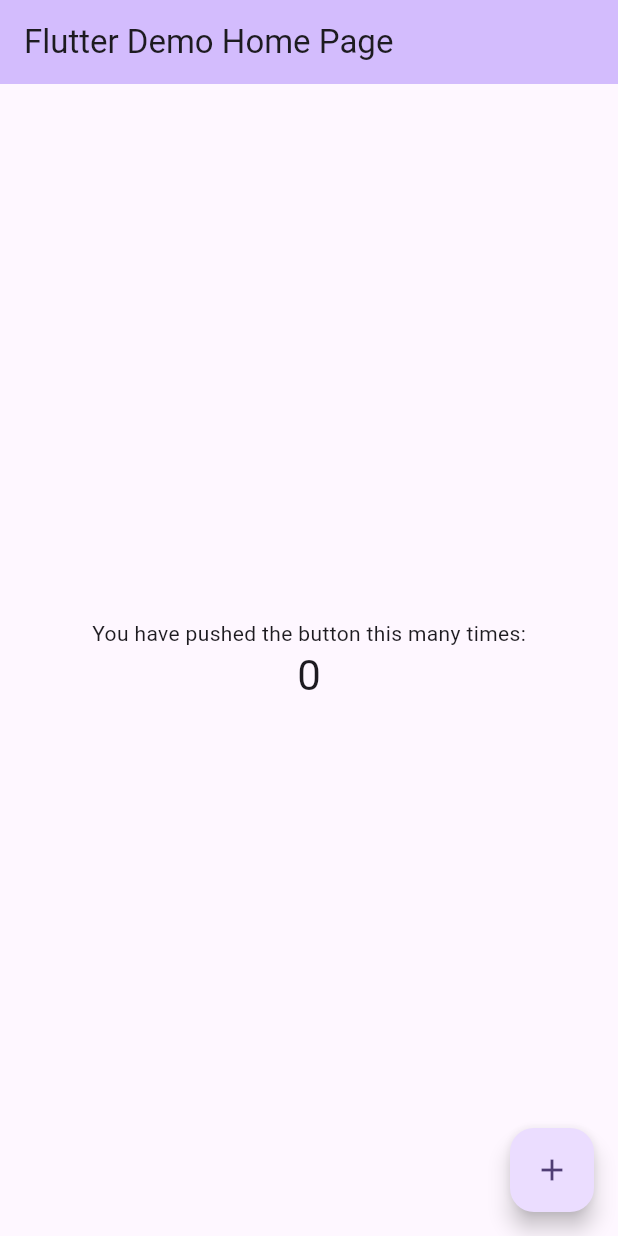
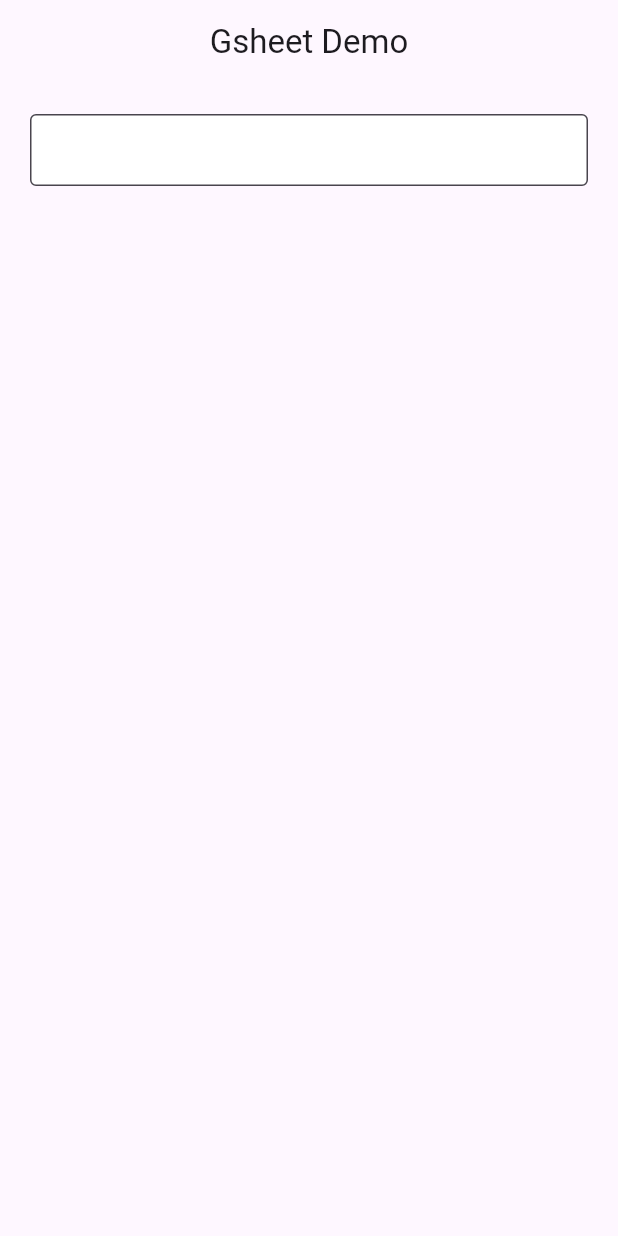
Before and after one commit to Nazfull/flutter_gsheet, a Flutter app: the screen it shows after launch, on a phone screen of 412 x 824 dp. Run offline on Flutter 3.47's test engine with Material 3 defaults, Android fonts, the phone set to English and light mode, and no system bars; missing offline and left inert: gsheets.

Commit message:
add textformfield

```diff
--- /dev/null
+++ b/lib/gsheet_crud.dart
@@ -0,0 +1,8 @@
+import 'package:gsheets/gsheets.dart';
+import 'package:flutter_gsheet/gsheet_setup.dart';
+
+InsertDataIntoSheet()async{
+
+  await gsheetCrudUserDetails!.values.map.appendRows(maps);
+  print('Data stored');
+}
--- a/lib/main.dart
+++ b/lib/main.dart
@@ -2,7 +2,7 @@
 import 'package:flutter_gsheet/gsheet_setup.dart';
 import 'package:gsheets/gsheets.dart';
 
-Future main()async {
+Future main() async {
   WidgetsFlutterBinding.ensureInitialized;
   await GsheetIntIt();
 
@@ -16,6 +16,7 @@
   @override
   Widget build(BuildContext context) {
     return MaterialApp(
+      debugShowCheckedModeBanner: false,
       title: 'Flutter Demo',
       theme: ThemeData(
         // This is the theme of your application.
@@ -35,22 +36,13 @@
         // tested with just a hot reload.
         colorScheme: ColorScheme.fromSeed(seedColor: Colors.deepPurple),
       ),
-      home: const MyHomePage(title: 'Flutter Demo Home Page'),
+      home: const MyHomePage(title: 'Gsheet Demo'),
     );
   }
 }
 
 class MyHomePage extends StatefulWidget {
   const MyHomePage({super.key, required this.title});
-
-  // This widget is the home page of your application. It is stateful, meaning
-  // that it has a State object (defined below) that contains fields that affect
-  // how it looks.
-
-  // This class is the configuration for the state. It holds the values (in this
-  // case the title) provided by the parent (in this case the App widget) and
-  // used by the build method of the State. Fields in a Widget subclass are
-  // always marked "final".
 
   final String title;
 
@@ -59,69 +51,43 @@
 }
 
 class _MyHomePageState extends State<MyHomePage> {
-  int _counter = 0;
-
-  void _incrementCounter() {
-    setState(() {
-      // This call to setState tells the Flutter framework that something has
-      // changed in this State, which causes it to rerun the build method below
-      // so that the display can reflect the updated values. If we changed
-      // _counter without calling setState(), then the build method would not be
-      // called again, and so nothing would appear to happen.
-      _counter++;
-    });
-  }
+  final inputText = TextEditingController();
 
   @override
   Widget build(BuildContext context) {
-    // This method is rerun every time setState is called, for instance as done
-    // by the _incrementCounter method above.
-    //
-    // The Flutter framework has been optimized to make rerunning build methods
-    // fast, so that you can just rebuild anything that needs updating rather
-    // than having to individually change instances of widgets.
     return Scaffold(
       appBar: AppBar(
-        // TRY THIS: Try changing the color here to a specific color (to
-        // Colors.amber, perhaps?) and trigger a hot reload to see the AppBar
-        // change color while the other colors stay the same.
-        backgroundColor: Theme.of(context).colorScheme.inversePrimary,
-        // Here we take the value from the MyHomePage object that was created by
-        // the App.build method, and use it to set our appbar title.
+        // backgroundColor: Theme.of(context).colorScheme.inversePrimary,
         title: Text(widget.title),
+        centerTitle: true,
       ),
-      body: Center(
-        // Center is a layout widget. It takes a single child and positions it
-        // in the middle of the parent.
+      body: SingleChildScrollView(
         child: Column(
-          // Column is also a layout widget. It takes a list of children and
-          // arranges them vertically. By default, it sizes itself to fit its
-          // children horizontally, and tries to be as tall as its parent.
-          //
-          // Column has various properties to control how it sizes itself and
-          // how it positions its children. Here we use mainAxisAlignment to
-          // center the children vertically; the main axis here is the vertical
-          // axis because Columns are vertical (the cross axis would be
-          // horizontal).
-          //
-          // TRY THIS: Invoke "debug painting" (choose the "Toggle Debug Paint"
-          // action in the IDE, or press "p" in the console), to see the
-          // wireframe for each widget.
           mainAxisAlignment: MainAxisAlignment.center,
-          children: <Widget>[
-            const Text('You have pushed the button this many times:'),
-            Text(
-              '$_counter',
-              style: Theme.of(context).textTheme.headlineMedium,
+          children: [
+            Padding(
+              padding: EdgeInsets.symmetric(horizontal: 20, vertical: 20),
+              child: TextFormField(
+                controller: inputText,
+                onChanged: (value) {},
+                decoration: InputDecoration(
+                  border: OutlineInputBorder(
+                    borderSide: BorderSide(color: Color(0xffe4e4e4)),
+                  ),
+                  contentPadding: EdgeInsets.only(top: 10, left: 5),
+                  hintStyle: TextStyle(
+                    fontWeight: FontWeight.w400,
+                    fontSize: 11,
+                    color: Color(0xffb2b2b2),
+                  ),
+                  fillColor: Colors.white,
+                  filled: true,
+                ),
+              ),
             ),
           ],
         ),
       ),
-      floatingActionButton: FloatingActionButton(
-        onPressed: _incrementCounter,
-        tooltip: 'Increment',
-        child: const Icon(Icons.add),
-      ), // This trailing comma makes auto-formatting nicer for build methods.
     );
   }
 }
```
